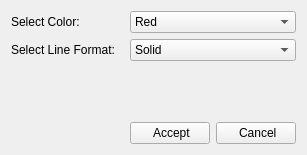
Above: ICESym-NEWGUI/windows/CurveFormatDialog.ui from jmarcelogimenez/icesym before the change. Below: the same form after it.
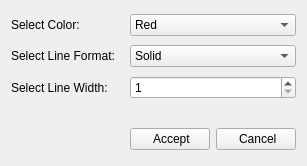
That is the form after the change. Icons and pictures are not drawn.

Commit message: Adding the possibility to change width of the curve

```diff
--- a/ICESym-NEWGUI/windows/CurveFormatDialog.ui
+++ b/ICESym-NEWGUI/windows/CurveFormatDialog.ui
@@ -10,7 +10,7 @@
     <x>0</x>
     <y>0</y>
     <width>307</width>
-    <height>155</height>
+    <height>166</height>
    </rect>
   </property>
   <property name="sizePolicy">
@@ -22,7 +22,7 @@
   <property name="maximumSize">
    <size>
     <width>307</width>
-    <height>155</height>
+    <height>166</height>
    </size>
   </property>
   <property name="font">
@@ -38,7 +38,7 @@
     <normaloff>:/fromHelyx/newicons/icon.png</normaloff>:/fromHelyx/newicons/icon.png</iconset>
   </property>
   <layout class="QGridLayout" name="gridLayout_2">
-   <item row="3" column="1">
+   <item row="4" column="1">
     <layout class="QHBoxLayout" name="horizontalLayout">
      <item>
       <widget class="QPushButton" name="pushButton_accept">
@@ -71,14 +71,30 @@
     </layout>
    </item>
    <item row="2" column="1">
+    <widget class="QSpinBox" name="width">
+     <property name="focusPolicy">
+      <enum>Qt::NoFocus</enum>
+     </property>
+     <property name="minimum">
+      <number>1</number>
+     </property>
+     <property name="maximum">
+      <number>10</number>
+     </property>
+    </widget>
+   </item>
+   <item row="3" column="1">
     <spacer name="verticalSpacer">
      <property name="orientation">
       <enum>Qt::Vertical</enum>
      </property>
+     <property name="sizeType">
+      <enum>QSizePolicy::Fixed</enum>
+     </property>
      <property name="sizeHint" stdset="0">
       <size>
        <width>20</width>
-       <height>40</height>
+       <height>20</height>
       </size>
      </property>
     </spacer>
@@ -97,6 +113,13 @@
      </property>
     </widget>
    </item>
+   <item row="2" column="0">
+    <widget class="QLabel" name="label_3">
+     <property name="text">
+      <string>Select Line Width:</string>
+     </property>
+    </widget>
+   </item>
    <item row="1" column="1">
     <widget class="QComboBox" name="line_format">
      <item>
```
The commit also changes 1 other file.
